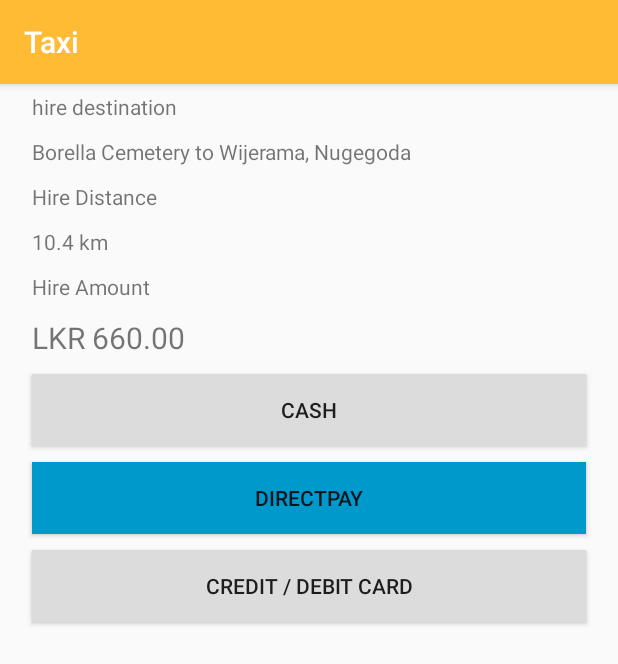
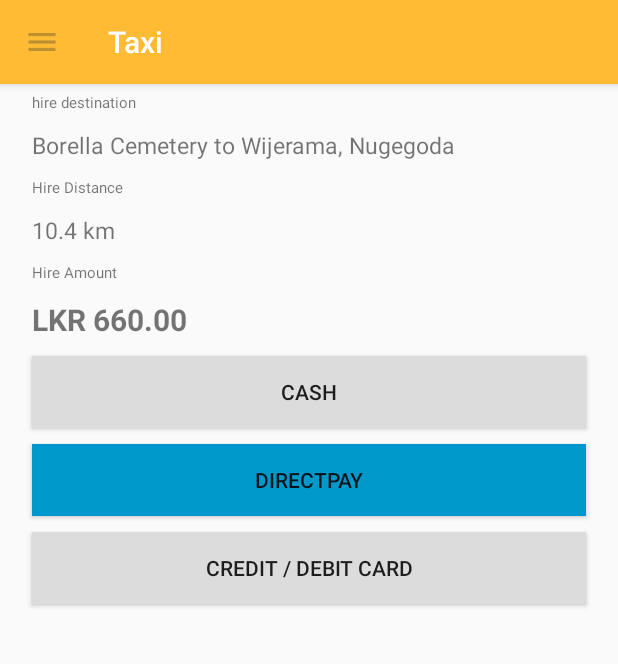
Before and after one commit to supun19/Taxi, an Android app: the Payment screen opened directly, with no data from a screen before it, on a phone screen of 412 x 824 dp. Shown: the top 664 px of the screen. Run offline under Robolectric (Android 15) with nearby library versions, the phone set to English and light mode, and no system bars.

Commit message:
demo ap doe

```diff
--- a/app/src/main/java/com/example/supun/taxi/Payment.java
+++ b/app/src/main/java/com/example/supun/taxi/Payment.java
@@ -4,6 +4,7 @@ import android.content.Intent;
 import android.support.v7.app.AppCompatActivity;
 import android.os.Bundle;
 import android.support.v7.widget.Toolbar;
+import android.view.MenuItem;
 import android.view.View;
 import android.widget.Button;
 
@@ -15,6 +16,10 @@ public class Payment extends AppCompatActivity {
         setContentView(R.layout.activity_payment);
         Toolbar toolbar = (Toolbar) findViewById(R.id.toolbar);
         setSupportActionBar(toolbar);
+
+        getSupportActionBar().setDisplayHomeAsUpEnabled(true);
+        getSupportActionBar().setDisplayShowHomeEnabled(true);
+        toolbar.setNavigationIcon(R.drawable.ic_manu);
 
         Button directPay = (Button) findViewById(R.id.button_directpay);
 
@@ -33,4 +38,20 @@ public class Payment extends AppCompatActivity {
 
 
     }
+    @Override
+    public boolean onOptionsItemSelected(MenuItem item) {
+        switch (item.getItemId()) {
+            case android.R.id.home:
+                // User chose the "Settings" item, show the app settings UI...
+
+                return true;
+
+
+            default:
+                // If we got here, the user's action was not recognized.
+                // Invoke the superclass to handle it.
+                return super.onOptionsItemSelected(item);
+
+        }
+    }
 }
--- a/app/src/main/res/layout/activity_direct_pay.xml
+++ b/app/src/main/res/layout/activity_direct_pay.xml
@@ -1,5 +1,5 @@
 <?xml version="1.0" encoding="utf-8"?>
-<android.support.constraint.ConstraintLayout xmlns:android="http://schemas.android.com/apk/res/android"
+<android.support.design.widget.CoordinatorLayout xmlns:android="http://schemas.android.com/apk/res/android"
     xmlns:app="http://schemas.android.com/apk/res-auto"
     xmlns:tools="http://schemas.android.com/tools"
     android:layout_width="match_parent"
@@ -21,4 +21,4 @@
     </android.support.design.widget.AppBarLayout>
 
     <include layout="@layout/content_direct_pay" />
-</android.support.constraint.ConstraintLayout>
+</android.support.design.widget.CoordinatorLayout>
--- a/app/src/main/res/layout/content_payment.xml
+++ b/app/src/main/res/layout/content_payment.xml
@@ -10,36 +10,42 @@
         android:layout_height="wrap_content"
         android:text="hire destination"
         android:layout_marginTop="40dp"
-        android:padding="5dp"/>
+        android:padding="5dp"
+        android:textSize="10dp"/>
     <TextView
         android:layout_width="match_parent"
         android:layout_height="wrap_content"
         android:text="Borella Cemetery to Wijerama, Nugegoda"
-        android:padding="5dp"/>
+        android:padding="5dp"
+        android:textSize="15dp"/>
 
     <TextView
         android:layout_width="match_parent"
         android:layout_height="wrap_content"
         android:text="Hire Distance"
-        android:padding="5dp"/>
+        android:padding="5dp"
+        android:textSize="10dp"/>
     <TextView
         android:layout_width="match_parent"
         android:layout_height="wrap_content"
         android:text="10.4 km"
-        android:padding="5dp"/>
+        android:padding="5dp"
+        android:textSize="15dp"/>
 
     <TextView
         android:layout_width="match_parent"
         android:layout_height="wrap_content"
         android:text="Hire Amount"
-        android:padding="5dp"/>
+        android:padding="5dp"
+        android:textSize="10dp"/>
 
     <TextView
         android:layout_width="match_parent"
         android:layout_height="wrap_content"
         android:text="LKR 660.00"
         android:textSize="20dp"
-        android:padding="5dp"/>
+        android:padding="5dp"
+        android:textStyle="bold"/>
 
     <Button
         android:layout_width="match_parent"
```
Also changed, not shown: app/src/main/java/com/example/supun/taxi/DirectPay.java (+21 -0 lines), app/src/main/res/layout/content_direct_pay.xml (+8 -1 lines), app/src/main/res/drawable-hdpi/ic_manu.png (added), app/src/main/res/drawable-mdpi/ic_manu.png (added), app/src/main/res/drawable-xhdpi/ic_manu.png (added), app/src/main/res/drawable-xxhdpi/ic_manu.png (added).
